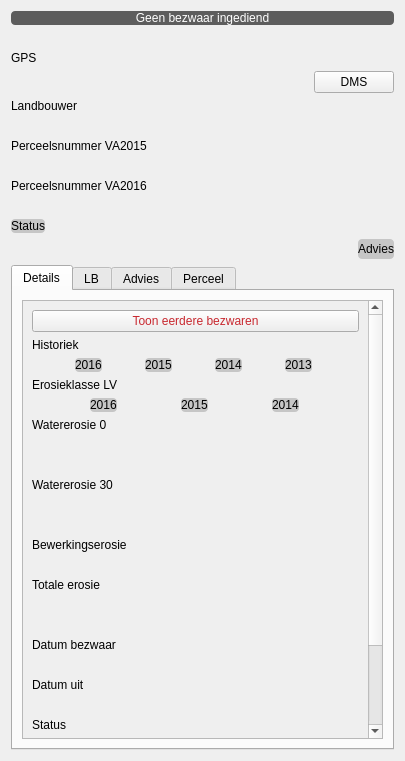
This is ui_parcelinfocontentwidget.ui in DOV-Vlaanderen/erosiebezwaren as Qt 5 draws it before an edit. The edited form follows.
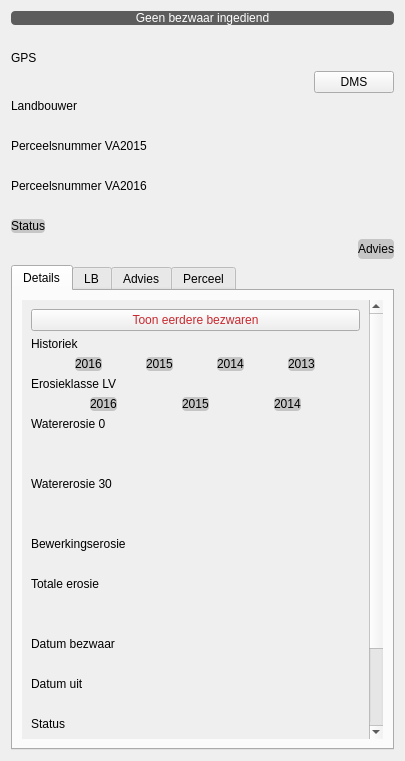
This is the edited form. Custom widgets are drawn as their Qt base class.

Commit message: Adjust scrollArea frames.

Patch:
```diff
--- a/ui_parcelinfocontentwidget.ui
+++ b/ui_parcelinfocontentwidget.ui
@@ -258,6 +258,12 @@
       <layout class="QVBoxLayout" name="verticalLayout_3">
        <item>
         <widget class="QScrollArea" name="scrollDetails">
+         <property name="frameShape">
+          <enum>QFrame::NoFrame</enum>
+         </property>
+         <property name="frameShadow">
+          <enum>QFrame::Plain</enum>
+         </property>
          <property name="widgetResizable">
           <bool>true</bool>
          </property>
@@ -266,8 +272,8 @@
            <rect>
             <x>0</x>
             <y>0</y>
-            <width>350</width>
-            <height>702</height>
+            <width>352</width>
+            <height>698</height>
            </rect>
           </property>
           <layout class="QVBoxLayout" name="verticalLayout_8">
```
The commit also changes 1 other file.
